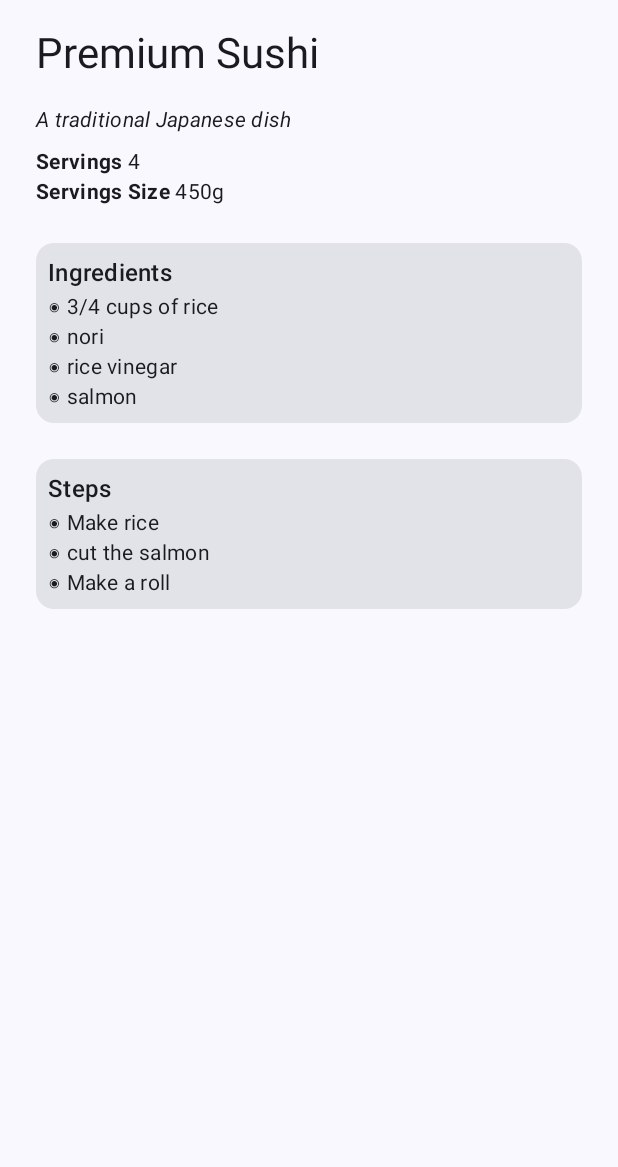
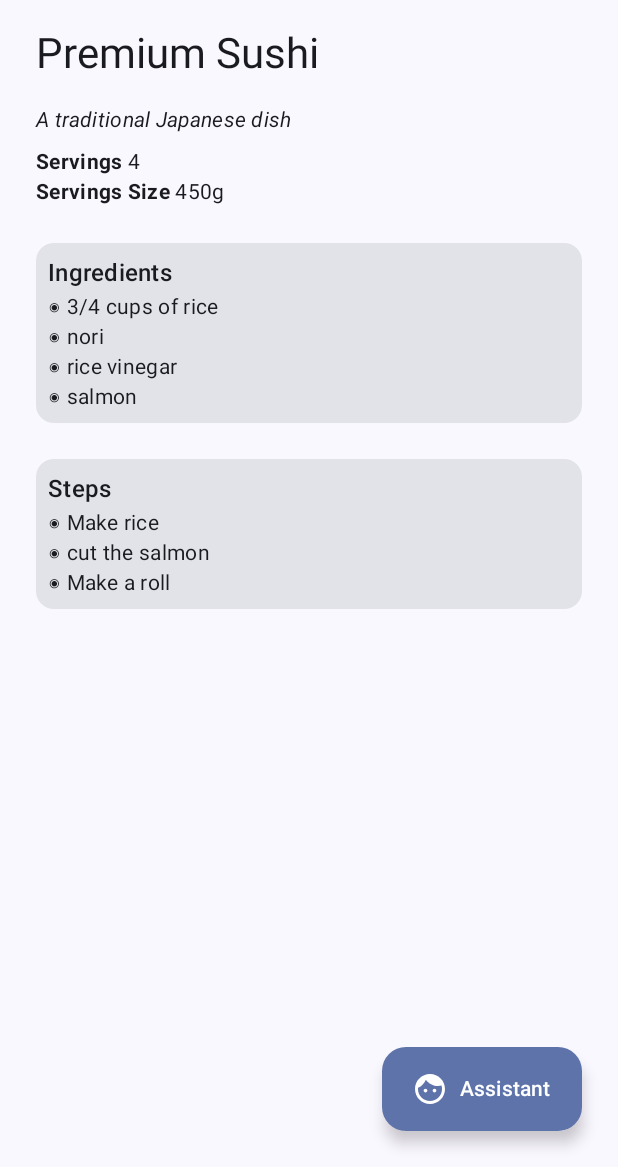
Before and after one commit to closed-ay-eye/android-client, an Android app built with Jetpack Compose: the @Preview function RecipePreview, on a phone screen of 412 x 824 dp, the part 69-1236 px from its top. Run offline under Robolectric (Android 15) with nearby library versions, the phone set to English and light mode, and no system bars; pictures from the network do not load.

Commit message:
Starting assistant

```diff
--- a/app/src/main/java/io/aoriani/recipe/ui/screens/recipe/Recipe.kt
+++ b/app/src/main/java/io/aoriani/recipe/ui/screens/recipe/Recipe.kt
@@ -1,8 +1,7 @@
 package io.aoriani.recipe.ui.screens.recipe
 
-import androidx.compose.foundation.gestures.rememberScrollableState
-import androidx.compose.foundation.gestures.scrollable
 import androidx.compose.foundation.layout.Arrangement
+import androidx.compose.foundation.layout.Box
 import androidx.compose.foundation.layout.Column
 import androidx.compose.foundation.layout.Spacer
 import androidx.compose.foundation.layout.fillMaxSize
@@ -10,14 +9,17 @@ import androidx.compose.foundation.layout.fillMaxWidth
 import androidx.compose.foundation.layout.height
 import androidx.compose.foundation.layout.padding
 import androidx.compose.foundation.layout.size
+import androidx.compose.foundation.layout.width
 import androidx.compose.foundation.rememberScrollState
 import androidx.compose.foundation.verticalScroll
 import androidx.compose.material.icons.Icons
 import androidx.compose.material.icons.automirrored.filled.ArrowBack
+import androidx.compose.material.icons.filled.Face
 import androidx.compose.material3.AlertDialog
 import androidx.compose.material3.Card
 import androidx.compose.material3.CircularProgressIndicator
 import androidx.compose.material3.ExperimentalMaterial3Api
+import androidx.compose.material3.ExtendedFloatingActionButton
 import androidx.compose.material3.Icon
 import androidx.compose.material3.IconButton
 import androidx.compose.material3.MaterialTheme
@@ -43,7 +45,11 @@ import io.aoriani.recipe.ui.theme.RecipeTheme
 
 @OptIn(ExperimentalMaterial3Api::class)
 @Composable
-fun Recipe(uiState: RecipeUiState, onNavigateUp: () -> Unit = {}) {
+fun Recipe(
+    uiState: RecipeUiState,
+    onNavigateUp: () -> Unit = {},
+    navigateToAssistant: (String, List<String>, List<String>) -> Unit
+) {
     Scaffold(topBar = {
         TopAppBar(title = { Text("Recipe") }, navigationIcon = {
             IconButton(onClick = onNavigateUp) {
@@ -56,18 +62,26 @@ fun Recipe(uiState: RecipeUiState, onNavigateUp: () -> Unit = {}) {
         when (uiState) {
             RecipeUiState.Finding -> RecipeFinding(modifier = Modifier.padding(innerPadding))
             is RecipeUiState.Error -> RecipeError(uiState, onNavigateUp)
-            is RecipeUiState.Found -> ShowRecipe(uiState, Modifier.padding(innerPadding))
+            is RecipeUiState.Found -> ShowRecipe(
+                uiState,
+                navigateToAssistant,
+                Modifier.padding(innerPadding)
+            )
         }
 
     }
 }
 
-
 @Composable
-fun ShowRecipe(uiState: RecipeUiState.Found, modifier: Modifier = Modifier) {
+fun ShowRecipe(
+    uiState: RecipeUiState.Found,
+    navigateToAssistant: (String, List<String>, List<String>) -> Unit,
+    modifier: Modifier = Modifier
+) {
+    Box(modifier = modifier.fillMaxSize()) {
         val scrollableState = rememberScrollState()
         Column(
-        modifier = modifier
+            modifier = Modifier
                 .verticalScroll(scrollableState)
                 .fillMaxSize()
                 .padding(horizontal = 24.dp)
@@ -162,7 +176,25 @@ fun ShowRecipe(uiState: RecipeUiState.Found, modifier: Modifier = Modifier) {
                 }
             }
 
+            Spacer(modifier = Modifier.height(48.dp))
+        }
 
+        ExtendedFloatingActionButton(
+            onClick = {
+                navigateToAssistant(
+                    uiState.ingredientsScripts,
+                    uiState.stepsScript,
+                    uiState.step_illustrations
+                )
+            },
+            modifier = Modifier
+                .align(Alignment.BottomEnd)
+                .padding(24.dp)
+        ) {
+            Icon(Icons.Default.Face, contentDescription = null)
+            Spacer(modifier = Modifier.width(8.dp))
+            Text("Assistant")
+        }
     }
 }
 
@@ -205,8 +237,12 @@ fun RecipePreview() {
                 steps = listOf("Make rice", "cut the salmon", "Make a roll"),
                 servings = "4",
                 servingsSize = "450g",
-                image = null
-            )
+                image = null,
+                ingredientsScripts = "",
+                stepsScript = emptyList(),
+                step_illustrations = emptyList()
+            ),
+            navigateToAssistant = {_,_,_ ->}
         )
     }
 }
--- a/app/src/main/java/io/aoriani/recipe/ui/screens/recipe/RecipeViewModel.kt
+++ b/app/src/main/java/io/aoriani/recipe/ui/screens/recipe/RecipeViewModel.kt
@@ -35,7 +35,7 @@ class RecipeViewModel : ViewModel() {
                         else -> "Unknown Error"
                     }
                     _uiState.value = RecipeUiState.Error(message)
-                } else if(result.recipe != null) {
+                } else if (result.recipe != null) {
                     _uiState.value = RecipeUiState.Found(
                         name = result.recipe.name,
                         description = result.recipe.description,
@@ -43,7 +43,10 @@ class RecipeViewModel : ViewModel() {
                         steps = result.recipe.steps,
                         servingsSize = result.recipe.serving_size,
                         servings = result.recipe.servings,
-                        image = result.recipe.image
+                        image = result.recipe.image,
+                        ingredientsScripts = result.recipe.script.ingredients,
+                        stepsScript = result.recipe.script.steps,
+                        step_illustrations = result.recipe.script.steps_illustration
                     )
                 } else {
                     _uiState.value = RecipeUiState.Error("Server Implementation error")
@@ -70,9 +73,11 @@ sealed interface RecipeUiState {
         val steps: List<String>,
         val servings: String,
         val servingsSize: String,
-        val image: String?
+        val image: String?,
+        val ingredientsScripts: String,
+        val stepsScript: List<String>,
+        val step_illustrations: List<String>
     ) : RecipeUiState
-
 
     @Immutable
     data class Error(val message: String) : RecipeUiState
```
Also changed, not shown: app/src/main/java/io/aoriani/recipe/ui/navigation/RecipeNav.kt (+13 -1 lines), app/src/main/java/io/aoriani/recipe/ui/navigation/Routes.kt (+8 -2 lines), app/src/main/java/io/aoriani/recipe/ui/screens/assistant/Assistant.kt (added, +62 -0 lines), app/src/main/java/io/aoriani/recipe/ui/screens/assistant/AssistantViewModel.kt (added, +32 -0 lines). Lines whose indentation alone changed are shown as unchanged.
